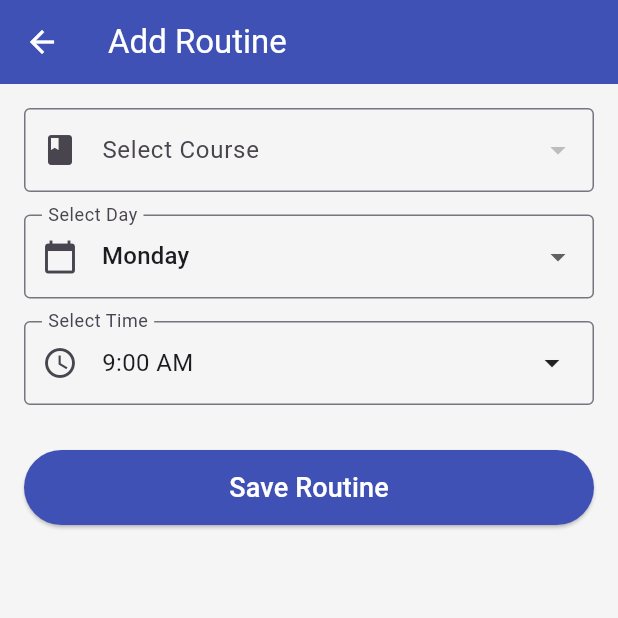
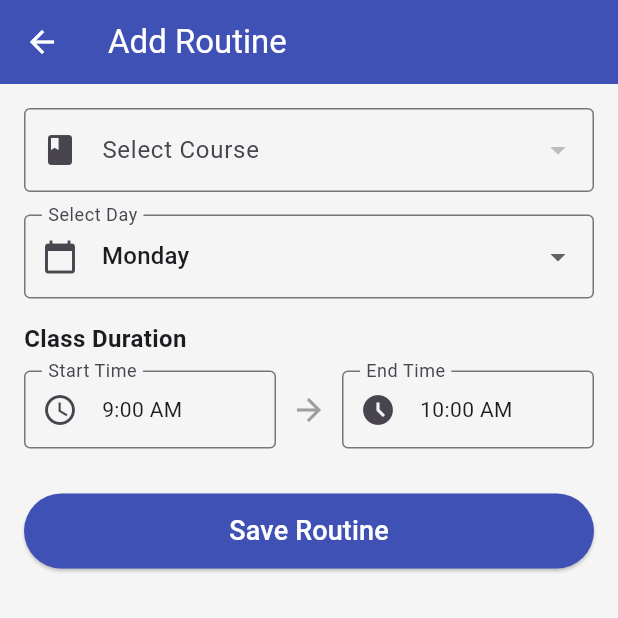
Before and after one commit to GoutomRoy64/Final_Project_Section_1_Group_Id_12, a Flutter app: the AddRoutineScreen screen opened directly, on a phone screen of 412 x 824 dp, the top half of it. Run offline on Flutter 3.47's test engine with Material 3 defaults, Android fonts, the phone set to English and light mode, and no system bars; our stand-ins replace firebase_core, firebase_database; accounts and stored records are empty; generated files the repository leaves out were written again.

Commit message:
update routine screens

```diff
--- a/lib/screens/routine/add_routine_screen.dart
+++ b/lib/screens/routine/add_routine_screen.dart
@@ -19,7 +19,10 @@ class _AddRoutineScreenState extends State<AddRoutineScreen> {
 
   String? _selectedCourseId;
   String _selectedDay = 'Monday';
-  TimeOfDay _selectedTime = const TimeOfDay(hour: 9, minute: 0);
+
+  // We now have Start and End times
+  TimeOfDay _startTime = const TimeOfDay(hour: 9, minute: 0);
+  TimeOfDay _endTime = const TimeOfDay(hour: 10, minute: 0);
 
   bool _isLoading = false;
 
@@ -38,23 +41,69 @@ class _AddRoutineScreenState extends State<AddRoutineScreen> {
     if (widget.routineToEdit != null) {
       _selectedCourseId = widget.routineToEdit!.courseId;
       _selectedDay = widget.routineToEdit!.day;
-      // Parse time string "10:30 AM" back to TimeOfDay if possible
-      // For simplicity in this example, we might reset time or need a parser helper.
-      // We'll leave it as default or user re-picks it to avoid parsing complexity here.
+
+      // Parse existing time string (e.g., "9:00 AM - 10:00 AM")
+      // If it's old format "9:00 AM", we handle that gracefully
+      _parseTimeRange(widget.routineToEdit!.time);
     }
   }
 
-  Future<void> _pickTime() async {
+  void _parseTimeRange(String timeString) {
+    if (timeString.contains(" - ")) {
+      final parts = timeString.split(" - ");
+      if (parts.length == 2) {
+        _startTime = _stringToTimeOfDay(parts[0]);
+        _endTime = _stringToTimeOfDay(parts[1]);
+      }
+    } else {
+      // Old format fallback
+      _startTime = _stringToTimeOfDay(timeString);
+      _endTime = _startTime.replacing(hour: _startTime.hour + 1); // Default 1 hour duration
+    }
+  }
+
+  TimeOfDay _stringToTimeOfDay(String s) {
+    // Simple parser for "h:mm a"
+    try {
+      final format = RegExp(r"(\d+):(\d+)\s?(AM|PM)", caseSensitive: false);
+      final match = format.firstMatch(s);
+      if (match != null) {
+        int hour = int.parse(match.group(1)!);
+        int minute = int.parse(match.group(2)!);
+        String period = match.group(3)!.toUpperCase();
+
+        if (period == 'PM' && hour != 12) hour += 12;
+        if (period == 'AM' && hour == 12) hour = 0;
+
+        return TimeOfDay(hour: hour, minute: minute);
+      }
+    } catch (e) {
+      print("Error parsing time: $e");
+    }
+    return TimeOfDay.now();
+  }
+
+  Future<void> _pickTime(bool isStartTime) async {
     final picked = await showTimePicker(
       context: context,
-      initialTime: _selectedTime,
+      initialTime: isStartTime ? _startTime : _endTime,
     );
     if (picked != null) {
       setState(() {
-        _selectedTime = picked;
+        if (isStartTime) {
+          _startTime = picked;
+          // Auto-adjust end time if it's before start time
+          if (_toDouble(_endTime) <= _toDouble(_startTime)) {
+            _endTime = _startTime.replacing(hour: _startTime.hour + 1);
+          }
+        } else {
+          _endTime = picked;
+        }
       });
     }
   }
+
+  double _toDouble(TimeOfDay myTime) => myTime.hour + myTime.minute / 60.0;
 
   Future<void> _saveForm() async {
     if (!_formKey.currentState!.validate()) return;
@@ -65,8 +114,8 @@ class _AddRoutineScreenState extends State<AddRoutineScreen> {
 
     setState(() => _isLoading = true);
 
-    // Format time to string (e.g., "10:30 AM")
-    final timeString = _selectedTime.format(context);
+    // Format time range string: "10:30 AM - 11:45 AM"
+    final timeString = "${_startTime.format(context)} - ${_endTime.format(context)}";
 
     try {
       final provider = Provider.of<RoutineProvider>(context, listen: false);
@@ -143,23 +192,41 @@ class _AddRoutineScreenState extends State<AddRoutineScreen> {
 
                   const SizedBox(height: 15),
 
-                  // 3. Time Picker
-                  InkWell(
-                    onTap: _pickTime,
-                    child: InputDecorator(
-                      decoration: const InputDecoration(
-                        labelText: 'Select Time',
-                        border: OutlineInputBorder(),
-                        prefixIcon: Icon(Icons.access_time),
+                  // 3. Time Picker Row (Start & End)
+                  const Text("Class Duration", style: TextStyle(fontWeight: FontWeight.bold, fontSize: 16)),
+                  const SizedBox(height: 10),
+                  Row(
+                    children: [
+                      Expanded(
+                        child: InkWell(
+                          onTap: () => _pickTime(true),
+                          child: InputDecorator(
+                            decoration: const InputDecoration(
+                              labelText: 'Start Time',
+                              border: OutlineInputBorder(),
+                              prefixIcon: Icon(Icons.access_time),
+                            ),
+                            child: Text(_startTime.format(context)),
+                          ),
+                        ),
                       ),
-                      child: Row(
-                        mainAxisAlignment: MainAxisAlignment.spaceBetween,
-                        children: [
-                          Text(_selectedTime.format(context), style: const TextStyle(fontSize: 16)),
-                          const Icon(Icons.arrow_drop_down),
-                        ],
+                      const SizedBox(width: 10),
+                      const Icon(Icons.arrow_forward, color: Colors.grey),
+                      const SizedBox(width: 10),
+                      Expanded(
+                        child: InkWell(
+                          onTap: () => _pickTime(false),
+                          child: InputDecorator(
+                            decoration: const InputDecoration(
+                              labelText: 'End Time',
+                              border: OutlineInputBorder(),
+                              prefixIcon: Icon(Icons.access_time_filled),
+                            ),
+                            child: Text(_endTime.format(context)),
+                          ),
+                        ),
                       ),
-                    ),
+                    ],
                   ),
 
                   const SizedBox(height: 30),
```
